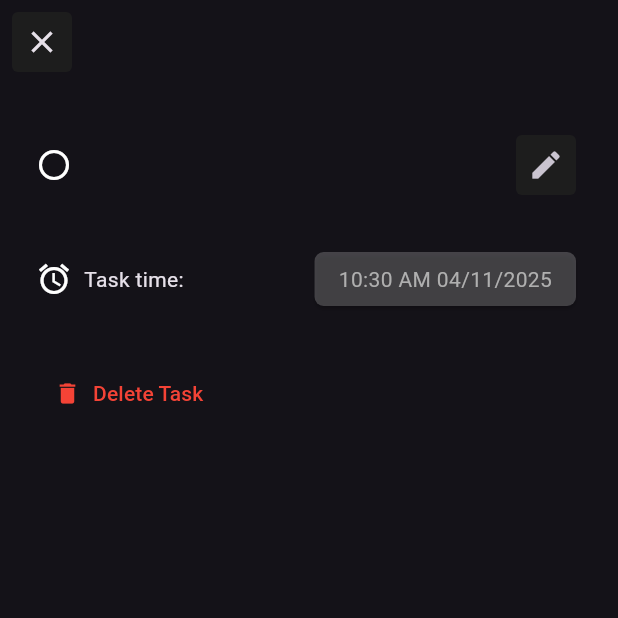
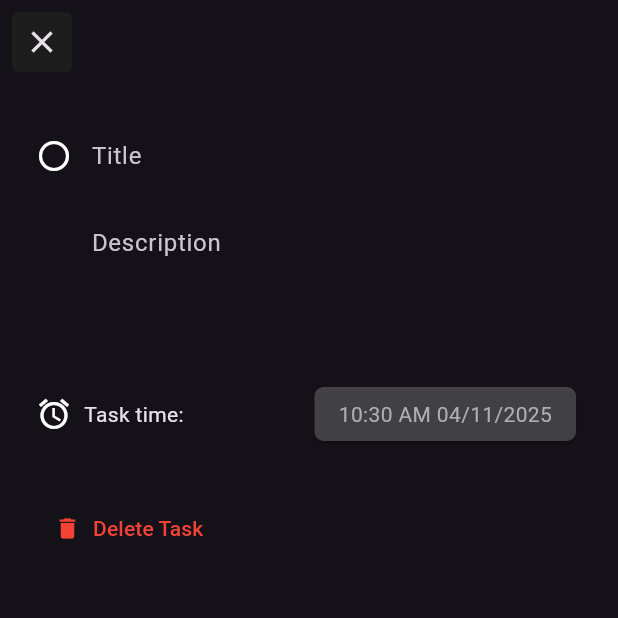
Before and after one commit to josephmangmang/bisu_todo_app, a Flutter app: the TaskDetailsPage screen opened directly with empty values, on a phone screen of 412 x 824 dp, the top half of it. Run offline on Flutter 3.47's test engine with Material 3 defaults, Android fonts, the phone set to English and light mode, and no system bars.

Commit message:
Implement Edit logic

```diff
--- a/lib/main.dart
+++ b/lib/main.dart
@@ -90,7 +90,13 @@
   /// Saves a new task to the todoList.
   void _saveTask(String taskTitle, String? description, DateTime? selectedDateTime) {
     // Create a new Task object.
-    final newTask = Task(title: taskTitle, description: description, timestamp: selectedDateTime);
+    final newTask = Task(
+      // just a simple way to generate a unique id based on the current time.
+      id: DateTime.now().millisecondsSinceEpoch,
+      title: taskTitle,
+      description: description,
+      timestamp: selectedDateTime,
+    );
     // Add the new task to the list and call setState to rebuild the widget and update the UI.
     setState(() {
       todoList.add(newTask);
@@ -103,12 +109,33 @@
 
 // Data model for a to-do item.
 class Task {
+  int id;
   String title;
   String? description;
   DateTime? timestamp;
   bool isCompleted;
 
-  Task({required this.title, this.description, this.timestamp, this.isCompleted = false});
+  Task({
+    required this.id,
+    required this.title,
+    this.description,
+    this.timestamp,
+    this.isCompleted = false,
+  });
+
+  @override
+  bool operator ==(Object other) =>
+      identical(this, other) ||
+      other is Task &&
+          runtimeType == other.runtimeType &&
+          id == other.id &&
+          title == other.title &&
+          description == other.description &&
+          timestamp == other.timestamp &&
+          isCompleted == other.isCompleted;
+
+  @override
+  int get hashCode => Object.hash(id, title, description, timestamp, isCompleted);
 }
 
 /// A widget that is shown when the to-do list is empty.
@@ -384,6 +411,9 @@
                       _applyDateFilter();
                     });
                   },
+                  onNotifyDataChanged: () {
+                    _applyDateFilter();
+                  },
                 );
               },
               itemCount: _filteredTasks.length,
@@ -439,6 +469,9 @@
                       widget.tasks.remove(task);
                       _applyDateFilter();
                     });
+                  },
+                  onNotifyDataChanged: () {
+                    _applyDateFilter();
                   },
                 );
               },
@@ -512,6 +545,7 @@
     required this.task,
     required this.onMarkComplete,
     required this.onDeleteTaskPressed,
+    required this.onNotifyDataChanged,
   });
 
   final Task task;
@@ -519,17 +553,19 @@
 
   // A callback function that is called when the user marks a task as complete or incomplete.
   final ValueChanged<bool> onMarkComplete;
+  final VoidCallback onNotifyDataChanged;
 
   @override
   Widget build(BuildContext context) {
     // A ListTile is a single fixed-height row that typically contains some text as well as a leading or trailing icon.
     return InkWell(
-      onTap: () {
-        Navigator.of(context).push(
+      onTap: () async {
+        await Navigator.of(context).push(
           MaterialPageRoute(
             builder: (_) => TaskDetailsPage(task: task, onDeleteTaskPressed: onDeleteTaskPressed),
           ),
         );
+        onNotifyDataChanged();
       },
       child: ListTile(
         dense: true,
@@ -557,11 +593,37 @@
   }
 }
 
-class TaskDetailsPage extends StatelessWidget {
+class TaskDetailsPage extends StatefulWidget {
   const TaskDetailsPage({super.key, required this.task, required this.onDeleteTaskPressed});
 
   final Task task;
   final Function(Task task) onDeleteTaskPressed;
+
+  @override
+  State<TaskDetailsPage> createState() => _TaskDetailsPageState();
+}
+
+class _TaskDetailsPageState extends State<TaskDetailsPage> {
+  final TextEditingController _titleController = TextEditingController();
+  final TextEditingController _descriptionController = TextEditingController();
+  DateTime? _tempTimestamp;
+  bool _tempIsCompleted = false;
+
+  bool get isModified {
+    return _titleController.text != widget.task.title ||
+        _descriptionController.text != (widget.task.description ?? '') ||
+        _tempTimestamp != widget.task.timestamp ||
+        _tempIsCompleted != widget.task.isCompleted;
+  }
+
+  @override
+  void initState() {
+    super.initState();
+    _titleController.text = widget.task.title;
+    _descriptionController.text = widget.task.description ?? '';
+    _tempTimestamp = widget.task.timestamp;
+    _tempIsCompleted = widget.task.isCompleted;
+  }
 
   @override
   Widget build(BuildContext context) {
@@ -579,6 +641,25 @@
             backgroundColor: WidgetStateProperty.all<Color>(Color(0xFF1D1D1D)),
           ),
         ),
+        actions: [
+          if (isModified)
+            IconButton(
+              onPressed: () {
+                widget.task.title = _titleController.text;
+                widget.task.description = _descriptionController.text;
+                widget.task.timestamp = _tempTimestamp;
+                widget.task.isCompleted = _tempIsCompleted;
+                Navigator.of(context).pop();
+              },
+              icon: Icon(Icons.save),
+              style: ButtonStyle(
+                shape: WidgetStateProperty.all(
+                  RoundedRectangleBorder(borderRadius: BorderRadius.all(Radius.circular(4))),
+                ),
+                backgroundColor: WidgetStateProperty.all<Color>(Color(0xFF8687E7)),
+              ),
+            ),
+        ],
       ),
       body: Container(
         padding: EdgeInsets.all(24),
@@ -586,32 +667,59 @@
           crossAxisAlignment: CrossAxisAlignment.start,
           children: [
             Row(
+              crossAxisAlignment: CrossAxisAlignment.start,
               children: [
                 GestureDetector(
-                  child: Icon(
-                    task.isCompleted ? Icons.radio_button_checked : Icons.radio_button_unchecked,
+                  child: Padding(
+                    padding: const EdgeInsets.symmetric(vertical: 12),
+                    child: Icon(
+                      _tempIsCompleted ? Icons.radio_button_checked : Icons.radio_button_unchecked,
+                    ),
                   ),
-                  onTap: () {},
+                  onTap: () {
+                    setState(() {
+                      _tempIsCompleted = !_tempIsCompleted;
+                    });
+                  },
                 ),
-                const SizedBox(width: 21),
+                const SizedBox(width: 13),
                 Expanded(
                   child: Column(
                     crossAxisAlignment: CrossAxisAlignment.start,
                     children: [
-                      Text(task.title, style: TextStyle(fontSize: 16)),
+                      TextField(
+                        controller: _titleController,
+                        decoration: InputDecoration(
+                          hintText: 'Title',
+                          focusedBorder: OutlineInputBorder(
+                            borderSide: BorderSide(color: Colors.white),
+                          ),
+                          enabledBorder: UnderlineInputBorder(
+                            borderSide: BorderSide(color: Colors.transparent),
+                          ),
+                        ),
+                        onChanged: (value) {
+                          setState(() {});
+                        },
+                      ),
                       const SizedBox(height: 14),
-                      Text(task.description ?? '', style: TextStyle(fontSize: 16)),
+                      TextField(
+                        maxLines: 3,
+                        controller: _descriptionController,
+                        decoration: InputDecoration(
+                          hintText: 'Description',
+                          focusedBorder: OutlineInputBorder(
+                            borderSide: BorderSide(color: Colors.white),
+                          ),
+                          enabledBorder: UnderlineInputBorder(
+                            borderSide: BorderSide(color: Colors.transparent),
+                          ),
+                        ),
+                        onChanged: (value) {
+                          setState(() {});
+                        },
+                      ),
                     ],
-                  ),
-                ),
-                IconButton(
-                  onPressed: () {},
-                  icon: Icon(Icons.edit),
-                  style: ButtonStyle(
-                    shape: WidgetStateProperty.all(
-                      RoundedRectangleBorder(borderRadius: BorderRadius.all(Radius.circular(4))),
-                    ),
-                    backgroundColor: WidgetStateProperty.all<Color>(Color(0xFF1D1D1D)),
                   ),
                 ),
               ],
@@ -625,25 +733,56 @@
                 Text('Task time:'),
                 const SizedBox(width: 8),
                 Spacer(),
-                if (task.timestamp != null)
-                  Card(
-                    shape: RoundedRectangleBorder(borderRadius: BorderRadius.circular(6)),
-                    color: Colors.white.withValues(alpha: 0.21),
+                Card(
+                  shape: RoundedRectangleBorder(borderRadius: BorderRadius.circular(6)),
+                  color: Colors.white.withValues(alpha: 0.21),
+                  child: InkWell(
+                    onTap: () {
+                      // Show the date picker.
+                      showDatePicker(
+                        context: context,
+                        initialDate: _tempTimestamp ?? DateTime.now(),
+                        firstDate: DateTime(2000),
+                        lastDate: DateTime(2100),
+                      ).then((pickedDate) {
+                        if (pickedDate == null) return;
+
+                        // Show the time picker after a date has been picked.
+                        showTimePicker(context: context, initialTime: TimeOfDay.now()).then((
+                          pickedTime,
+                        ) {
+                          if (pickedTime == null) return;
+                          // Set the selected date and time.
+                          setState(() {
+                            _tempTimestamp = DateTime(
+                              pickedDate.year,
+                              pickedDate.month,
+                              pickedDate.day,
+                              pickedTime.hour,
+                              pickedTime.minute,
+                            );
+                          });
+                        });
+                      });
+                    },
                     child: Padding(
                       padding: const EdgeInsets.symmetric(horizontal: 16, vertical: 8),
                       child: Text(
-                        DateFormat('h:mm a dd/MM/yyyy').format(task.timestamp!),
+                        _tempTimestamp != null
+                            ? DateFormat('h:mm a dd/MM/yyyy').format(_tempTimestamp!)
+                            : 'No reminder set',
                         style: TextStyle(fontSize: 14, color: Color(0xFFAFAFAF)),
                       ),
                     ),
                   ),
+                ),
               ],
             ),
 
             const SizedBox(height: 30),
             TextButton.icon(
               onPressed: () {
-                onDeleteTaskPressed(task);
+                widget.onDeleteTaskPressed(widget.task);
                 Navigator.of(context).pop();
               },
               label: Text('Delete Task'),
```
